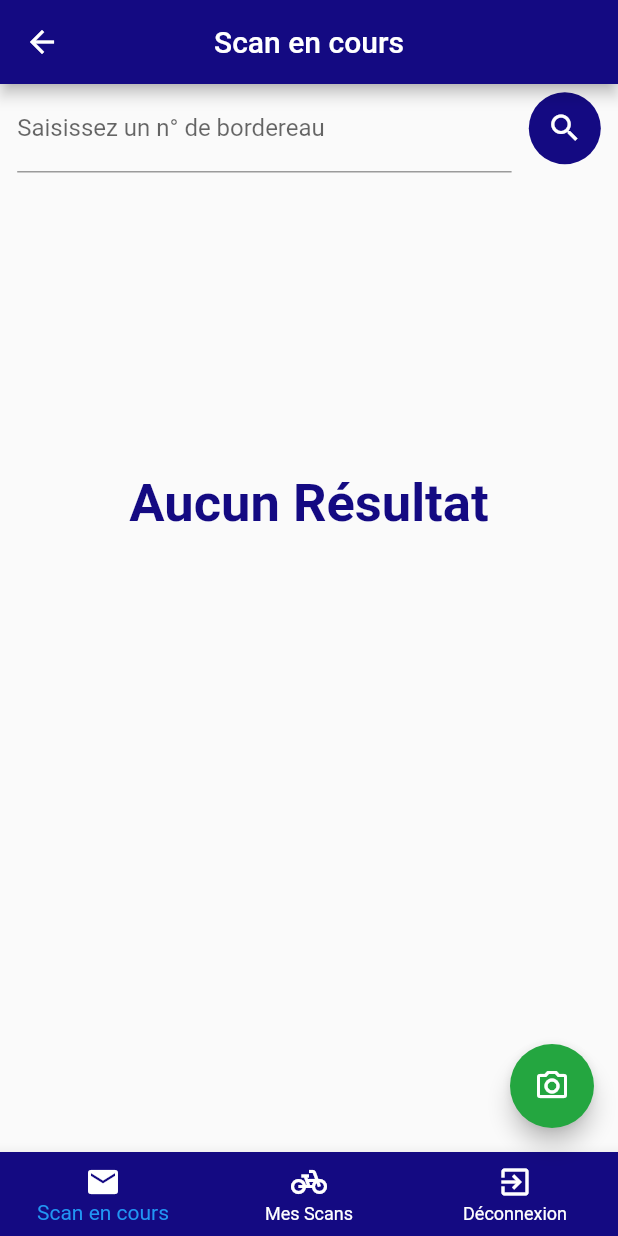
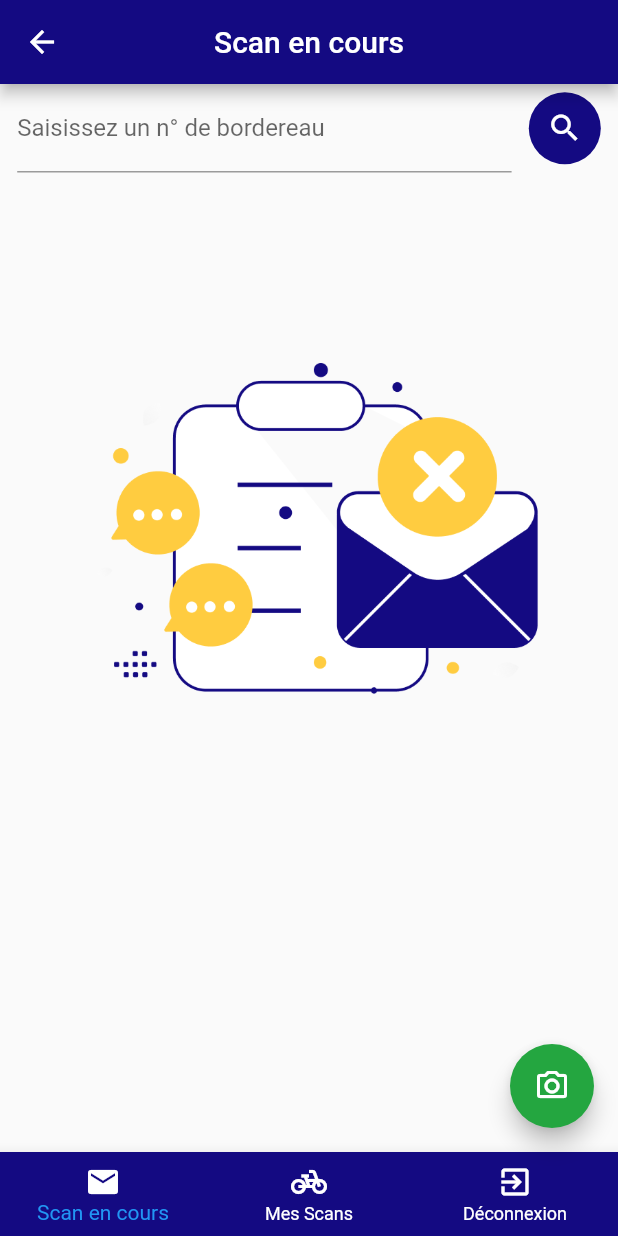
Before and after one commit to StudioFabrique/StepPostMobile, a Flutter app: the TabViewController screen opened directly, on a phone screen of 412 x 824 dp. Run offline on Flutter 3.47's test engine with Material 2 defaults, Android fonts, the light colour scheme and no system bars; our stand-ins replace dio, flutter_spinkit, shared_preferences; missing offline and left inert: qr_code_scanner, syncfusion_flutter_signaturepad; accounts and stored records are empty.

Commit message:
custom buttons

```diff
--- a/step_post_mobile_flutter/lib/views/screens/current_scan.dart
+++ b/step_post_mobile_flutter/lib/views/screens/current_scan.dart
@@ -6,6 +6,7 @@ import 'package:step_post_mobile_flutter/services/formatter_service.dart';
 import 'package:step_post_mobile_flutter/utils/constantes.dart';
 import 'package:step_post_mobile_flutter/views/screens/update_statut.dart';
 import 'package:step_post_mobile_flutter/views/widgets/card_text.dart';
+import 'package:step_post_mobile_flutter/views/widgets/custom_button.dart';
 import 'package:step_post_mobile_flutter/views/widgets/mail_card.dart';
 import 'package:step_post_mobile_flutter/views/widgets/search_form.dart';
 
@@ -78,23 +79,12 @@ class _CurrentScanState extends State<CurrentScan> {
                           height: 24,
                         ),
                         dataProvider.courrier.etat < 5
-                            ? ElevatedButton(
-                                onPressed: () {
+                            ? CustomButton(
+                                label: "Modifier le Statut",
+                                callback: () {
                                   Navigator.of(context).push(_createRoute());
                                 },
-                                style: ElevatedButton.styleFrom(
-                                    backgroundColor: kBlue,
-                                    elevation: 10,
-                                    shape: RoundedRectangleBorder(
-                                        borderRadius:
-                                            BorderRadius.circular(30))),
-                                child: const Padding(
-                                  padding: EdgeInsets.all(16),
-                                  child: Text(
-                                    'MODIFIER LE STATUT',
-                                    style: TextStyle(fontSize: 14),
-                                  ),
-                                ))
+                              )
                             : const CardText(
                                 label: 'Aucune action disponible',
                                 size: 20,
@@ -104,33 +94,19 @@ class _CurrentScanState extends State<CurrentScan> {
                           height: 24,
                         ),
                         hasBeenUpdated
-                            ? ElevatedButton(
-                                onPressed: () {},
-                                style: ElevatedButton.styleFrom(
-                                    backgroundColor: kOrange,
-                                    elevation: 10,
-                                    shape: RoundedRectangleBorder(
-                                        borderRadius:
-                                            BorderRadius.circular(30))),
-                                child: const Padding(
-                                  padding: EdgeInsets.all(16),
-                                  child: Text(
-                                    'ANNULER STATUT',
-                                    style: TextStyle(fontSize: 14),
-                                  ),
-                                ))
+                            ? CustomButton(
+                                label: "Annuler Statut",
+                                color: kOrange,
+                                callback: () {})
                             : const SizedBox()
                       ])
                     : Container(
-                        margin: const EdgeInsets.only(top: 200),
-                        child: Text(
-                          "Aucun Résultat",
-                          style: TextStyle(
-                              color: kBlue,
-                              fontSize: 35,
-                              fontWeight: FontWeight.bold),
-                        ),
-                      )
+                        margin: const EdgeInsets.only(top: 100),
+                        child: Image.asset(
+                          "assets/images/203_1_1.png",
+                          width: MediaQuery.of(context).size.width,
+                          fit: BoxFit.cover,
+                        )),
               ]);
   }
 
```
Also changed, not shown: step_post_mobile_flutter/lib/views/screens/update_statut.dart (+6 -5 lines), step_post_mobile_flutter/lib/views/widgets/custom_button.dart (added, +33 -0 lines), step_post_mobile_flutter/lib/views/widgets/login_form.dart (+35 -25 lines), 1 other file.
